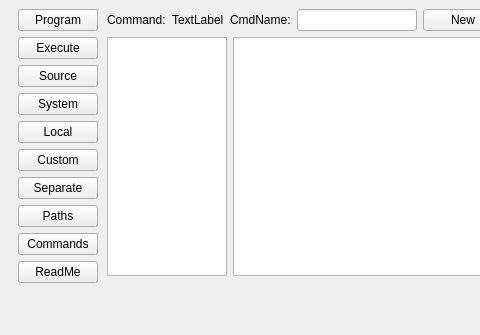
This is tools/pyedit/mainwindow.ui in AbelTian/PyMake as Qt 5 draws it before an edit; both pictures show x 0 to 480 and y 0 to 335 of the 693 by 335 pixel window. The edited form follows.
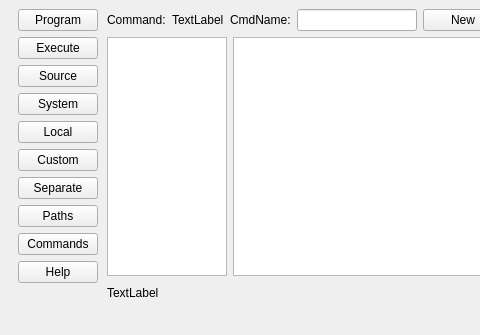
This is the edited form. The open tabs and pages were chosen to show the change.

Commit message: pyedit.py 打开Source、Execute按钮。

Diff of the .ui file:
```diff
--- a/tools/pyedit/mainwindow.ui
+++ b/tools/pyedit/mainwindow.ui
@@ -96,7 +96,7 @@
        <item>
         <widget class="QPushButton" name="btnReadMe">
          <property name="text">
-          <string>ReadMe</string>
+          <string>Help</string>
          </property>
         </widget>
        </item>
@@ -1240,6 +1240,13 @@
            <property name="bottomMargin">
             <number>0</number>
            </property>
+           <item>
+            <widget class="QLabel" name="labelCommands">
+             <property name="text">
+              <string>TextLabel</string>
+             </property>
+            </widget>
+           </item>
            <item>
             <spacer name="horizontalSpacer_17">
              <property name="orientation">
```
Left out of the diff: 32 changed lines with no effect on the pictures. The commit also changes 1 other file.
